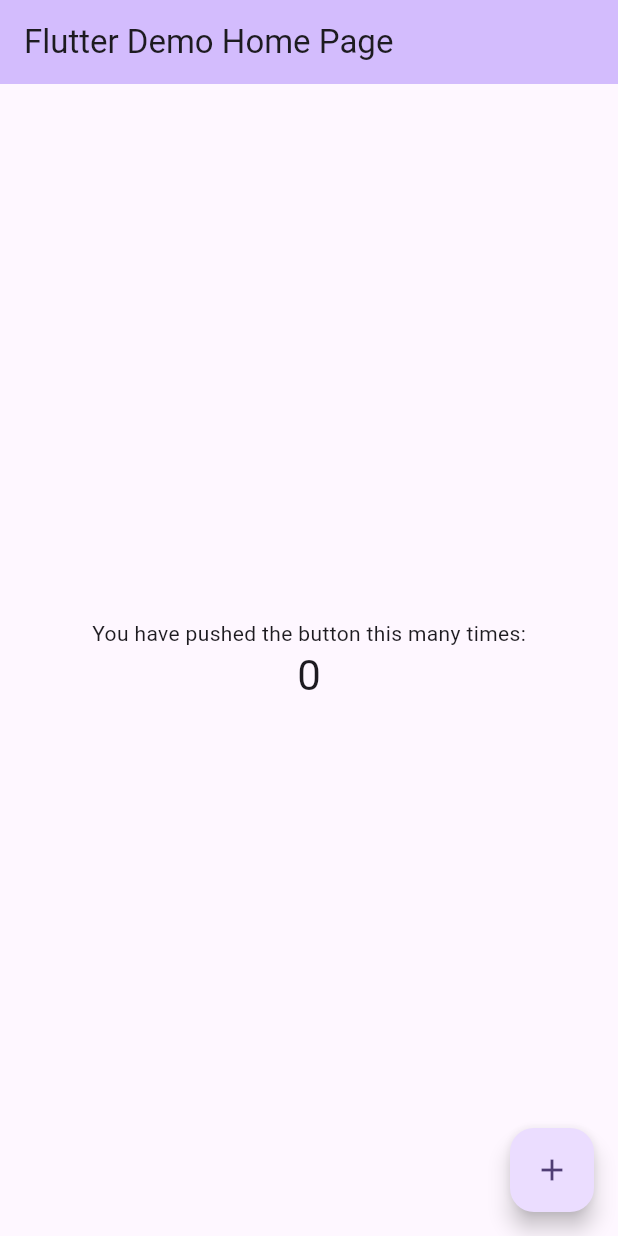
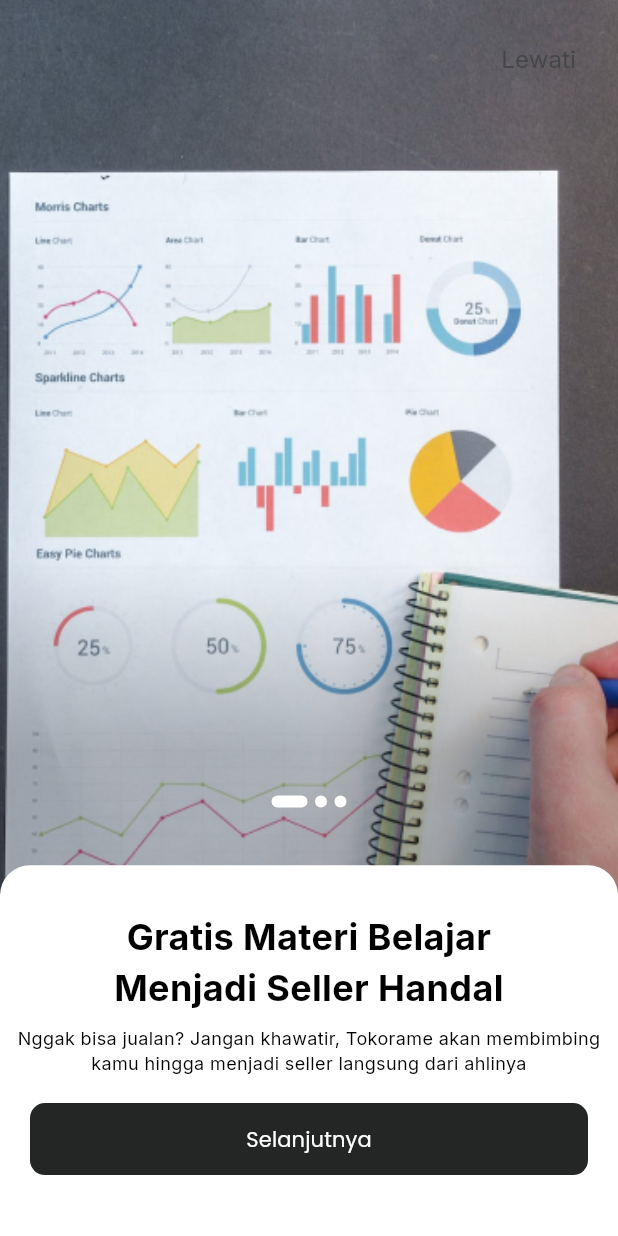
Before and after one commit to Fawaidac/TestAksamedia, a Flutter app: the screen it shows after launch, on a phone screen of 412 x 824 dp. Run offline on Flutter 3.47's test engine with Material 3 defaults, Android fonts, the phone set to English and light mode, and no system bars; drawn by our look-alikes of smooth_page_indicator; our stand-ins replace google_fonts.

Commit message:
done home section

```diff
--- a/lib/core/theme/app_colors.dart
+++ b/lib/core/theme/app_colors.dart
@@ -3,4 +3,5 @@ import 'package:flutter/material.dart';
 class AppColors {
   static const Color buttonColor = Color(0XFF242626);
   static const Color whiteColor = Colors.white;
+  static const Color textColor = Color(0XFF434747);
 }
--- /dev/null
+++ b/lib/core/utils/image_assets.dart
@@ -0,0 +1,5 @@
+class ImageAssets {
+  static const String firstBackground = 'assets/images/first.png';
+  static const String secondBackground = 'assets/images/second.png';
+  static const String thirdBackground = 'assets/images/third.png';
+}
--- a/lib/core/widgets/custom_button.dart
+++ b/lib/core/widgets/custom_button.dart
@@ -17,7 +17,7 @@ class CustomButton extends StatelessWidget {
   Widget build(BuildContext context) {
     return Container(
       height: 48,
-      margin: const EdgeInsets.only(top: 8),
+      margin: const EdgeInsets.symmetric(vertical: 10, horizontal: 10),
       width: MediaQuery.of(context).size.width,
       child: ElevatedButton(
         onPressed: onPressed,
--- a/lib/main.dart
+++ b/lib/main.dart
@@ -1,4 +1,5 @@
 import 'package:flutter/material.dart';
+import 'package:test_aksamedia/ui/home/home_view.dart';
 
 void main() {
   runApp(const MyApp());
@@ -7,119 +8,16 @@
 class MyApp extends StatelessWidget {
   const MyApp({super.key});
 
-  // This widget is the root of your application.
   @override
   Widget build(BuildContext context) {
     return MaterialApp(
-      title: 'Flutter Demo',
+      title: 'Application',
+      debugShowCheckedModeBanner: false,
       theme: ThemeData(
-        // This is the theme of your application.
-        //
-        // TRY THIS: Try running your application with "flutter run". You'll see
-        // the application has a purple toolbar. Then, without quitting the app,
-        // try changing the seedColor in the colorScheme below to Colors.green
-        // and then invoke "hot reload" (save your changes or press the "hot
-        // reload" button in a Flutter-supported IDE, or press "r" if you used
-        // the command line to start the app).
-        //
-        // Notice that the counter didn't reset back to zero; the application
-        // state is not lost during the reload. To reset the state, use hot
-        // restart instead.
-        //
-        // This works for code too, not just values: Most code changes can be
-        // tested with just a hot reload.
         colorScheme: ColorScheme.fromSeed(seedColor: Colors.deepPurple),
         useMaterial3: true,
       ),
-      home: const MyHomePage(title: 'Flutter Demo Home Page'),
+      home: HomeView(),
     );
   }
 }
-
-class MyHomePage extends StatefulWidget {
-  const MyHomePage({super.key, required this.title});
-
-  // This widget is the home page of your application. It is stateful, meaning
-  // that it has a State object (defined below) that contains fields that affect
-  // how it looks.
-
-  // This class is the configuration for the state. It holds the values (in this
-  // case the title) provided by the parent (in this case the App widget) and
-  // used by the build method of the State. Fields in a Widget subclass are
-  // always marked "final".
-
-  final String title;
-
-  @override
-  State<MyHomePage> createState() => _MyHomePageState();
-}
-
-class _MyHomePageState extends State<MyHomePage> {
-  int _counter = 0;
-
-  void _incrementCounter() {
-    setState(() {
-      // This call to setState tells the Flutter framework that something has
-      // changed in this State, which causes it to rerun the build method below
-      // so that the display can reflect the updated values. If we changed
-      // _counter without calling setState(), then the build method would not be
-      // called again, and so nothing would appear to happen.
-      _counter++;
-    });
-  }
-
-  @override
-  Widget build(BuildContext context) {
-    // This method is rerun every time setState is called, for instance as done
-    // by the _incrementCounter method above.
-    //
-    // The Flutter framework has been optimized to make rerunning build methods
-    // fast, so that you can just rebuild anything that needs updating rather
-    // than having to individually change instances of widgets.
-    return Scaffold(
-      appBar: AppBar(
-        // TRY THIS: Try changing the color here to a specific color (to
-        // Colors.amber, perhaps?) and trigger a hot reload to see the AppBar
-        // change color while the other colors stay the same.
-        backgroundColor: Theme.of(context).colorScheme.inversePrimary,
-        // Here we take the value from the MyHomePage object that was created by
-        // the App.build method, and use it to set our appbar title.
-        title: Text(widget.title),
-      ),
-      body: Center(
-        // Center is a layout widget. It takes a single child and positions it
-        // in the middle of the parent.
-        child: Column(
-          // Column is also a layout widget. It takes a list of children and
-          // arranges them vertically. By default, it sizes itself to fit its
-          // children horizontally, and tries to be as tall as its parent.
-          //
-          // Column has various properties to control how it sizes itself and
-          // how it positions its children. Here we use mainAxisAlignment to
-          // center the children vertically; the main axis here is the vertical
-          // axis because Columns are vertical (the cross axis would be
-          // horizontal).
-          //
-          // TRY THIS: Invoke "debug painting" (choose the "Toggle Debug Paint"
-          // action in the IDE, or press "p" in the console), to see the
-          // wireframe for each widget.
-          mainAxisAlignment: MainAxisAlignment.center,
-          children: <Widget>[
-            const Text(
-              'You have pushed the button this many times:',
-            ),
-            Text(
-              '$_counter',
-              style: Theme.of(context).textTheme.headlineMedium,
-            ),
-          ],
-        ),
-      ),
-      floatingActionButton: FloatingActionButton(
-        onPressed: _incrementCounter,
-        tooltip: 'Increment',
-        child: const Icon(Icons.add),
-      ), // This trailing comma makes auto-formatting nicer for build methods.
-    );
-  }
-}
--- /dev/null
+++ b/lib/ui/home/components/background_image_widget.dart
@@ -0,0 +1,29 @@
+import 'package:flutter/material.dart';
+
+class BackgroundImageWidget extends StatelessWidget {
+  final String imagePath;
+
+  const BackgroundImageWidget({required this.imagePath, super.key});
+
+  @override
+  Widget build(BuildContext context) {
+    return Positioned.fill(
+      child: Column(
+        children: [
+          Expanded(
+            flex: 3,
+            child: Container(
+              decoration: BoxDecoration(
+                image: DecorationImage(
+                  image: AssetImage(imagePath),
+                  fit: BoxFit.cover,
+                ),
+              ),
+            ),
+          ),
+          Spacer(flex: 1), // 1/4 of the screen height
+        ],
+      ),
+    );
+  }
+}
--- /dev/null
+++ b/lib/ui/home/components/container_widget.dart
@@ -0,0 +1,55 @@
+import 'package:flutter/material.dart';
+import 'package:test_aksamedia/core/theme/app_colors.dart';
+import 'package:test_aksamedia/core/theme/app_fonts.dart';
+import 'package:test_aksamedia/core/widgets/custom_button.dart';
+
+class ContainerWidget extends StatelessWidget {
+  final String title;
+  final String subtitle;
+  final VoidCallback onNext;
+
+  const ContainerWidget({
+    required this.title,
+    required this.subtitle,
+    required this.onNext,
+    super.key,
+  });
+
+  @override
+  Widget build(BuildContext context) {
+    return Container(
+      height: MediaQuery.of(context).size.height * 0.3,
+      padding: const EdgeInsets.symmetric(vertical: 16.0, horizontal: 10),
+      decoration: const BoxDecoration(
+        color: AppColors.whiteColor,
+        borderRadius: BorderRadius.only(
+          topLeft: Radius.circular(20),
+          topRight: Radius.circular(20),
+        ),
+      ),
+      child: Column(
+        mainAxisAlignment: MainAxisAlignment.center,
+        children: [
+          Text(
+            title,
+            style: AppFonts.inter(
+                fontSize: 24, color: Colors.black, fontWeight: FontWeight.w700),
+            textAlign: TextAlign.center,
+          ),
+          Padding(
+            padding: const EdgeInsets.symmetric(vertical: 8.0),
+            child: Text(
+              subtitle,
+              style: AppFonts.inter(
+                  fontSize: 12,
+                  color: Colors.black,
+                  fontWeight: FontWeight.w400),
+              textAlign: TextAlign.center,
+            ),
+          ),
+          CustomButton(onPressed: onNext, text: "Selanjutnya"),
+        ],
+      ),
+    );
+  }
+}
--- /dev/null
+++ b/lib/ui/home/components/page_indicator_widget.dart
@@ -0,0 +1,30 @@
+import 'package:flutter/material.dart';
+import 'package:smooth_page_indicator/smooth_page_indicator.dart';
+import '../../../core/theme/app_colors.dart';
+
+class PageIndicatorWidget extends StatelessWidget {
+  final PageController controller;
+
+  const PageIndicatorWidget({
+    Key? key,
+    required this.controller,
+  }) : super(key: key);
+
+  @override
+  Widget build(BuildContext context) {
+    return Align(
+      alignment: const Alignment(0, 0.30),
+      child: SmoothPageIndicator(
+        controller: controller,
+        count: 3,
+        effect: const ExpandingDotsEffect(
+          dotWidth: 8,
+          dotHeight: 8,
+          spacing: 5,
+          dotColor: AppColors.whiteColor,
+          activeDotColor: AppColors.whiteColor,
+        ),
+      ),
+    );
+  }
+}
--- /dev/null
+++ b/lib/ui/home/home_view.dart
@@ -0,0 +1,119 @@
+import 'package:flutter/material.dart';
+import 'package:test_aksamedia/core/theme/app_colors.dart';
+import 'package:test_aksamedia/core/theme/app_fonts.dart';
+import 'package:test_aksamedia/core/utils/image_assets.dart';
+import 'components/container_widget.dart';
+import 'components/background_image_widget.dart';
+import 'components/page_indicator_widget.dart';
+
+class HomeView extends StatefulWidget {
+  const HomeView({Key? key}) : super(key: key);
+
+  @override
+  State<HomeView> createState() => _HomeViewState();
+}
+
+class _HomeViewState extends State<HomeView> {
+  final PageController _controller = PageController();
+  final List<String> _backgroundImages = [
+    ImageAssets.firstBackground,
+    ImageAssets.secondBackground,
+    ImageAssets.thirdBackground,
+  ];
+
+  final List<String> _titles = [
+    'Gratis Materi Belajar\nMenjadi Seller Handal',
+    'Ribuan Produk\ndengan Kualitas Terbaik',
+    'Toko Online Unik\nUntuk Kamu Jualan',
+  ];
+
+  final List<String> _subtitles = [
+    'Nggak bisa jualan? Jangan khawatir, Tokorame akan membimbing kamu hingga menjadi seller langsung dari ahlinya',
+    'Tokorame menyediakan ribuan produk dengan\nkualitas derbaik dari seller terpercaya',
+    'Subdomain unik dan toko online profesional\nsiap pakai',
+  ];
+
+  int _currentPage = 0;
+
+  @override
+  void initState() {
+    super.initState();
+    _controller.addListener(() {
+      setState(() {
+        _currentPage = _controller.page?.round() ?? 0;
+      });
+    });
+  }
+
+  @override
+  void dispose() {
+    _controller.dispose();
+    super.dispose();
+  }
+
+  void _goToNextPage() {
+    _controller.nextPage(
+      duration: const Duration(milliseconds: 500),
+      curve: Curves.easeIn,
+    );
+  }
+
+  void _skipToLastPage() {
+    _controller.jumpToPage(_backgroundImages.length - 1);
+  }
+
+  @override
+  Widget build(BuildContext context) {
+    return Scaffold(
+      backgroundColor: AppColors.whiteColor,
+      body: SafeArea(
+        child: Stack(
+          children: [
+            PageView(
+              controller: _controller,
+              onPageChanged: (value) {
+                setState(() {
+                  _currentPage = value;
+                });
+              },
+              children: List.generate(
+                _backgroundImages.length,
+                (index) => Stack(
+                  children: [
+                    BackgroundImageWidget(imagePath: _backgroundImages[index]),
+                    Align(
+                      alignment: Alignment.bottomCenter,
+                      child: ContainerWidget(
+                        title: _titles[index],
+                        subtitle: _subtitles[index],
+                        onNext: _goToNextPage,
+                      ),
+                    ),
+                  ],
+                ),
+              ),
+            ),
+            PageIndicatorWidget(controller: _controller),
+            Positioned(
+              top: 16,
+              right: 16,
+              child: Visibility(
+                visible: _currentPage < _backgroundImages.length - 1,
+                child: TextButton(
+                  onPressed: _skipToLastPage,
+                  child: Text(
+                    'Lewati',
+                    style: AppFonts.inter(
+                      fontSize: 16,
+                      color: AppColors.textColor,
+                    ),
+                  ),
+                ),
+              ),
+            ),
+          ],
+        ),
+      ),
+    );
+  }
+}
--- a/pubspec.yaml
+++ b/pubspec.yaml
@@ -35,6 +35,7 @@ dependencies:
   # Use with the CupertinoIcons class for iOS style icons.
   cupertino_icons: ^1.0.6
   google_fonts: ^6.2.1
+  smooth_page_indicator: ^1.2.0+3
 
 dev_dependencies:
   flutter_test:
```
Also changed, not shown: assets/images/first.png (renamed from assets/images/Pexels Photo by Lukas.png), assets/images/second.png (renamed from assets/images/Pexels Photo by Kampus Production.png), assets/images/third.png (renamed from assets/images/Pexels Photo by Karolina Grabowska.png), pubspec.lock.
